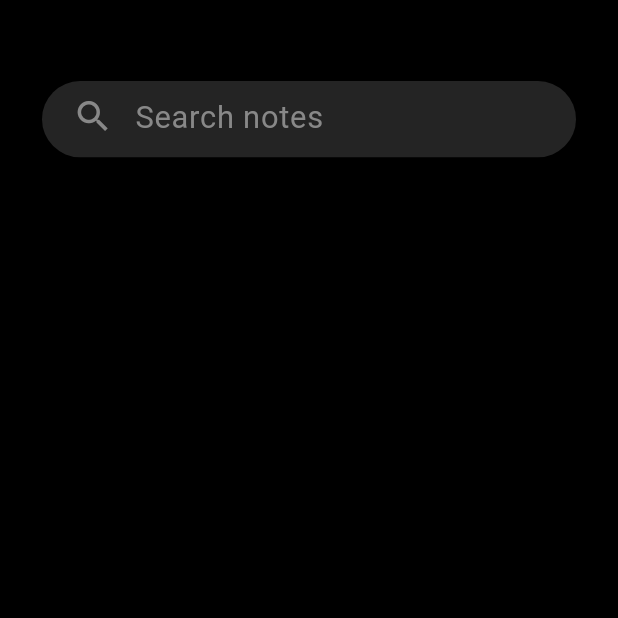
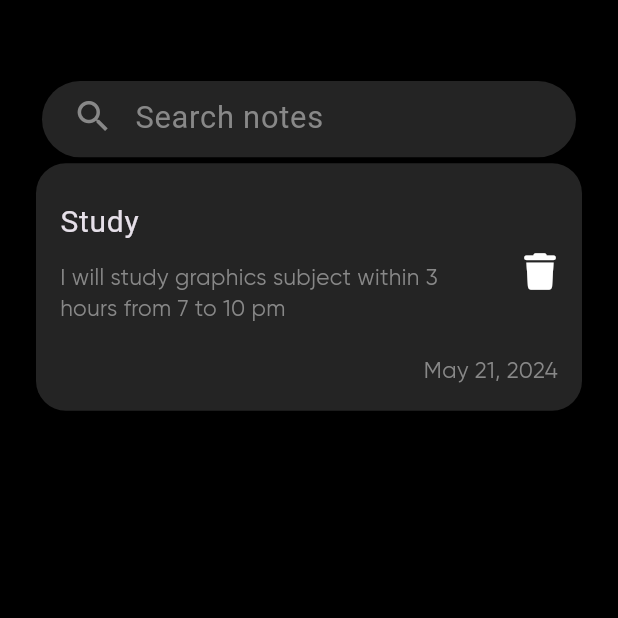
Before and after one commit to amirat737/notes_app, a Flutter app: the screen it shows after launch, on a phone screen of 412 x 824 dp, the top half of it. Run offline on Flutter 3.47's test engine with Material 3 defaults, Android fonts, the phone set to English and light mode, and no system bars; our stand-ins replace font_awesome_flutter.

Commit message:
build: note widget

```diff
--- a/lib/views/home_view.dart
+++ b/lib/views/home_view.dart
@@ -1,4 +1,5 @@
 import 'package:flutter/material.dart';
+import 'package:notes/widgets/note_widget.dart';
 import 'package:notes/widgets/search_widget.dart';
 
 class HomeView extends StatelessWidget {
@@ -15,6 +16,7 @@ class HomeView extends StatelessWidget {
               height: 50,
             ),
             SearchWidget(),
+            NoteWidget(),
           ],
         ),
       ),
--- /dev/null
+++ b/lib/widgets/note_widget.dart
@@ -0,0 +1,43 @@
+import 'package:flutter/material.dart';
+import 'package:font_awesome_flutter/font_awesome_flutter.dart';
+
+class NoteWidget extends StatelessWidget {
+  const NoteWidget({super.key});
+
+  @override
+  Widget build(BuildContext context) {
+    return Container(
+      padding: const EdgeInsets.all(16),
+      decoration: const BoxDecoration(
+          color: Color(0xff242424),
+          borderRadius: BorderRadius.all(Radius.circular(20))),
+      child: const Column(
+        crossAxisAlignment:CrossAxisAlignment.end,
+        children: [
+          ListTile(
+            contentPadding:EdgeInsets.all(0),
+            title: Text('Study',style: TextStyle(fontSize: 20),),
+            subtitle: Padding(
+              padding: EdgeInsets.symmetric(vertical: 12),
+              child: Text(
+                'I will study graphics subject within 3 hours from 7 to 10 pm',
+                style: TextStyle(
+                  color: Color(0xff888888),
+                  fontSize: 15,
+                ),
+              ),
+            ),
+            trailing: Icon(FontAwesomeIcons.trash,color: Color(0xffffffff),),
+          ),
+          Text(
+            'May 21, 2024',
+            style: TextStyle(
+              color: Color(0xff888888),
+              fontSize: 15
+            ),
+          ),
+        ],
+      ),
+    );
+  }
+}
```
